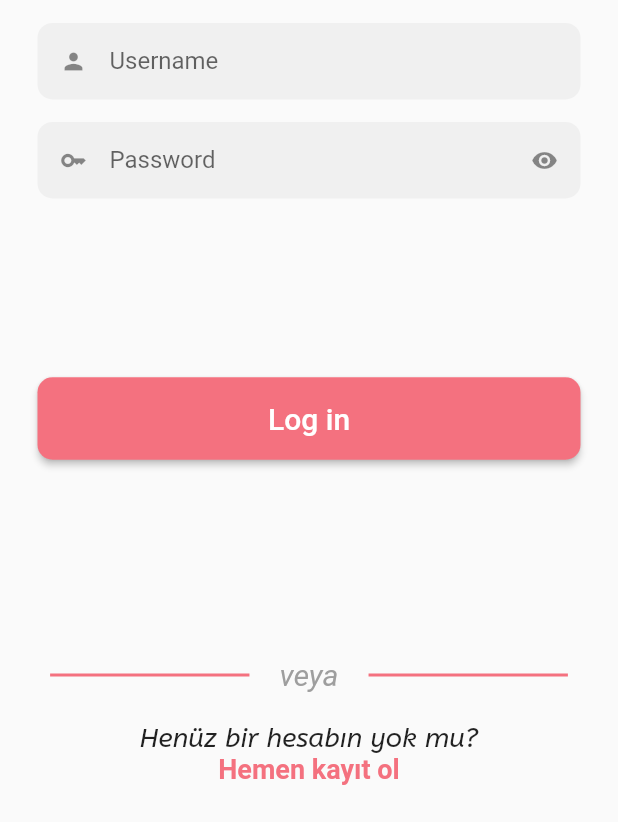
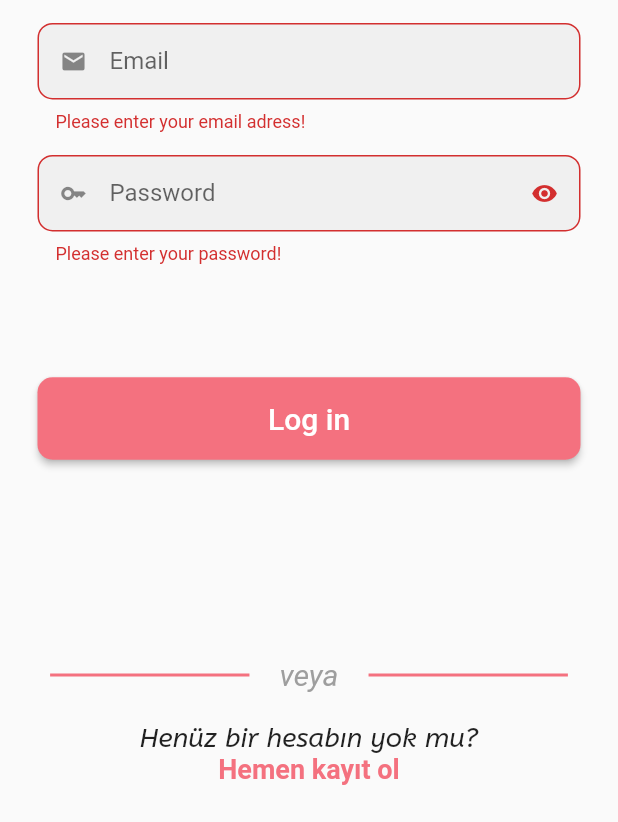
Before and after one commit to MertSaygili/hackathon_12_2022, a Flutter app: the LoginPreview screen opened directly, after a tap on "Log in", on a phone screen of 412 x 824 dp, the part 414-1236 px from its top. Run offline on Flutter 3.47's test engine with Material 2 defaults, Android fonts, the light colour scheme and no system bars; our stand-ins replace cloud_firestore, firebase_auth, firebase_core, firebase_storage, flutter_svg, get and 6 more; accounts and stored records are empty.

Commit message:
login screen form validator

```diff
--- a/hackathon_app/lib/core/components/textfield/custom_textfield.dart
+++ b/hackathon_app/lib/core/components/textfield/custom_textfield.dart
@@ -7,6 +7,7 @@ class CustomTextField extends StatefulWidget {
   const CustomTextField({
     super.key,
     required this.fun,
+    this.validator,
     required this.inputType,
     required this.inputAction,
     required this.isRoundedBorder,
@@ -25,6 +26,7 @@ class CustomTextField extends StatefulWidget {
   });
 
   final Function fun;
+  final Function? validator;
   final TextInputType inputType;
   final TextInputAction inputAction;
   final Widget? label;
@@ -74,6 +76,8 @@ class _CustomTextFieldState extends State<CustomTextField> {
       maxLength: widget.maxLength,
       maxLines: widget.maxLines,
       cursorColor: colorPrimary,
+      validator:
+          widget.validator == null ? null : (value) => widget.validator!(value),
       decoration: InputDecoration(
         filled: widget.isFilled ?? true,
         contentPadding: widget.contentPadding,
--- a/hackathon_app/lib/core/constants/app/icons.dart
+++ b/hackathon_app/lib/core/constants/app/icons.dart
@@ -4,6 +4,7 @@ import 'colors.dart';
 
 const Icon iconKey = Icon(Icons.key);
 const Icon iconPerson = Icon(Icons.person);
+const Icon iconEmail = Icon(Icons.email);
 const Icon iconVisibltyOn = Icon(Icons.visibility);
 const Icon iconVisibilityOff = Icon(Icons.visibility_off);
 const Icon iconBackButton = Icon(
--- a/hackathon_app/lib/view/preview/login.dart
+++ b/hackathon_app/lib/view/preview/login.dart
@@ -1,5 +1,7 @@
+import 'package:flutter/foundation.dart';
 import 'package:flutter/material.dart';
 import 'package:get/get.dart';
+import 'package:hackathon_app/core/base/controllers/app_controller.dart';
 import 'package:hackathon_app/core/components/appbar/custom_appbar.dart';
 import 'package:hackathon_app/core/components/elevatedButton/custom_elevatedbutton.dart';
 import 'package:hackathon_app/core/constants/app/icons.dart';
@@ -8,6 +10,7 @@ import 'package:hackathon_app/view/preview/signup.dart';
 
 import '../../core/components/textfield/custom_textfield.dart';
 import '../../core/constants/app/colors.dart';
+import '../../core/constants/app/regex.dart';
 import '../../core/constants/custom_divider.dart';
 
 class LoginPreview extends StatefulWidget {
@@ -20,12 +23,14 @@ class LoginPreview extends StatefulWidget {
 class _LoginPreviewState extends State<LoginPreview> {
   final int _flex = 1;
   final String _login = 'Log in';
-  final String _usernameHint = 'Username';
+  final String _emailHint = 'Email';
   final String _passwordHint = 'Password';
   bool _isPasswordObscure = true;
 
   String _email = '';
   String _password = '';
+
+  final formKey = GlobalKey<FormState>();
 
   @override
   Widget build(BuildContext context) {
@@ -97,35 +102,57 @@ class _LoginPreviewState extends State<LoginPreview> {
     return Column(
       children: [
         CustomElevatedButton(
-          fun: () {}, // butona tiklandiginda calisacak fonksiyon
+          fun: () {
+            AppController controller = Get.find<AppController>();
+            if (formKey.currentState!.validate() &&
+                !controller.isLoginPressed) {
+              // controller.loginUser(_email, _password);
+            }
+          }, // butona tiklandiginda calisacak fonksiyon
           text: _login,
         ),
       ],
     );
   }
 
-  Column _inputfieldColumn() {
-    return Column(
+  Form _inputfieldColumn() {
+    return Form(
+      key: formKey,
+      child: Column(
         children: [
           Padding(
             padding: const EdgeInsets.symmetric(vertical: 15),
             child: CustomTextField(
               borderColor: colorTransparent,
-            fun: _setUsername, //s
+              fun: _setEmail, //s
+              validator: (String value) {
+                if (value.isEmpty) {
+                  return "Please enter your email adress!";
+                } else if (!emailRegex.hasMatch(value)) {
+                  return "Please enter a valid email address";
+                }
+                return null;
+              },
               inputType: TextInputType.emailAddress,
               inputAction: TextInputAction.next,
-            hintText: _usernameHint,
-            prefixIcon: const Icon(Icons.person),
+              hintText: _emailHint,
+              prefixIcon: iconEmail,
               isRoundedBorder: true,
               obscureText: false,
             ),
           ),
           CustomTextField(
             fun: _setPassword, // s
+            validator: (String value) {
+              if (value.isEmpty) {
+                return "Please enter your password!";
+              }
+              return null;
+            },
             borderColor: colorTransparent,
             inputType: TextInputType.visiblePassword,
             inputAction: TextInputAction.done,
-          prefixIcon: const Icon(Icons.key),
+            prefixIcon: iconKey,
             obscureText: _isPasswordObscure,
             suffix: _obscureButton(),
             hintText: _passwordHint,
@@ -133,10 +160,11 @@ class _LoginPreviewState extends State<LoginPreview> {
             isRoundedBorder: true,
           ),
         ],
+      ),
     );
   }
 
-  void _setUsername(String email) => setState(() => _email = email);
+  void _setEmail(String email) => setState(() => _email = email);
   void _setPassword(String password) => setState(() => _password = password);
 
   IconButton _obscureButton() {
```
Lines whose indentation alone changed are shown as unchanged.
